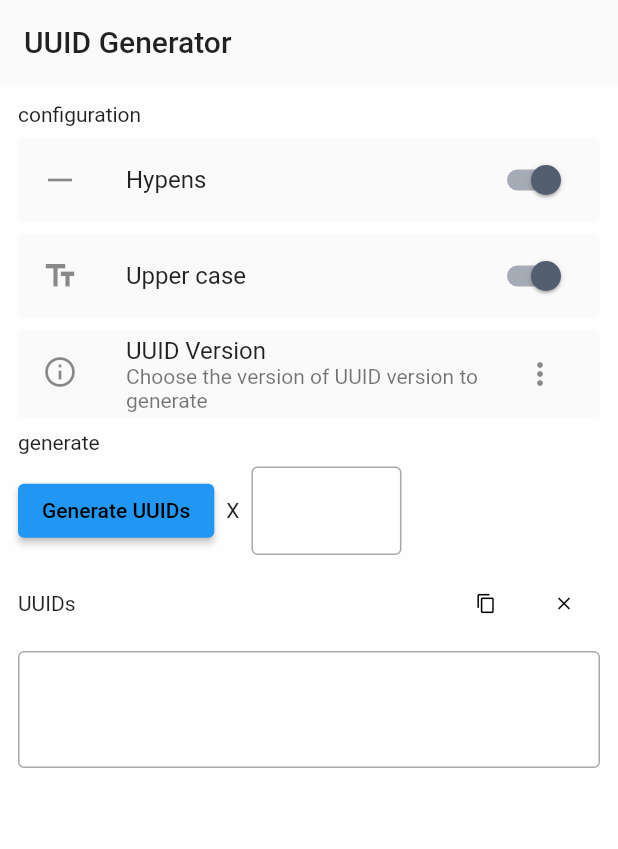
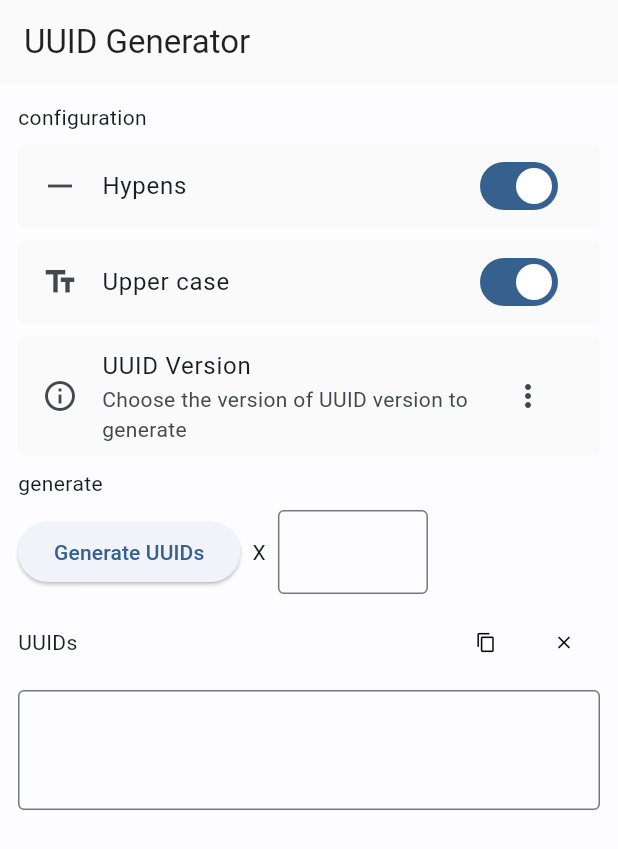
Before and after one commit to laiiihz/alga, a Flutter app: the UUIDGeneratorView widget shown alone on an empty page, opened directly, on a phone screen of 412 x 824 dp. Shown: the top 849 px of the screen. Run offline on Flutter 3.47's test engine with Material 2 defaults, Android fonts, the phone set to English and light mode, and no system bars; our stand-ins replace flutter_highlight, flutter_markdown, flutter_riverpod, flutter_svg, yaml; missing offline and left inert: dart_style, extended_text_field, highlight, hotkey_manager, json2yaml, window_manager; generated files the repository leaves out were written again.

Commit message:
useMaterial3 flag & close drawer when tap on item

```diff
--- a/lib/main.dart
+++ b/lib/main.dart
@@ -28,6 +28,7 @@ class MyApp extends StatelessWidget {
           foregroundColor: Colors.black87,
           elevation: 0,
         ),
+        useMaterial3: true,
       ),
       darkTheme: ThemeData(
         colorScheme: ColorScheme.fromSeed(
--- a/lib/tools/generators/uuid_generator/uuid_generator.dart
+++ b/lib/tools/generators/uuid_generator/uuid_generator.dart
@@ -79,14 +79,6 @@ class _UUIDGeneratorViewState extends State<UUIDGeneratorView> {
               onPressed: () {
                 _provider.generate();
               },
-              style: ButtonStyle(
-                backgroundColor: isDark(context)
-                    ? MaterialStateProperty.all(Colors.blue)
-                    : MaterialStateProperty.all(Colors.blue),
-                foregroundColor: isDark(context)
-                    ? MaterialStateProperty.all(Colors.white)
-                    : MaterialStateProperty.all(Colors.black),
-              ),
             ),
             const Padding(
               padding: EdgeInsets.symmetric(horizontal: 8),
--- a/lib/widgets/app_drawer.dart
+++ b/lib/widgets/app_drawer.dart
@@ -67,6 +67,7 @@ class _AppDrawerState extends ConsumerState<AppDrawer> {
                     title: navi.allToolsItem.title,
                     onTap: () {
                       itemRead.state = navi.allToolsItem;
+                      Navigator.pop(context);
                     },
                     tileColor: item == navi.allToolsItem
                         ? Colors.lightBlue.withOpacity(0.1)
@@ -91,6 +92,7 @@ class _AppDrawerState extends ConsumerState<AppDrawer> {
                                 same ? Colors.lightBlue.withOpacity(0.1) : null,
                             onTap: () {
                               itemRead.state = e;
+                              Navigator.pop(context);
                             },
                           );
                         }).toList(),
@@ -107,6 +109,7 @@ class _AppDrawerState extends ConsumerState<AppDrawer> {
             title: Text(S.of(context).settings),
             onTap: () {
               itemRead.state = navi.settingsItem;
+              Navigator.pop(context);
             },
             tileColor: item == navi.settingsItem
                 ? Colors.lightBlue.withOpacity(0.1)
```
